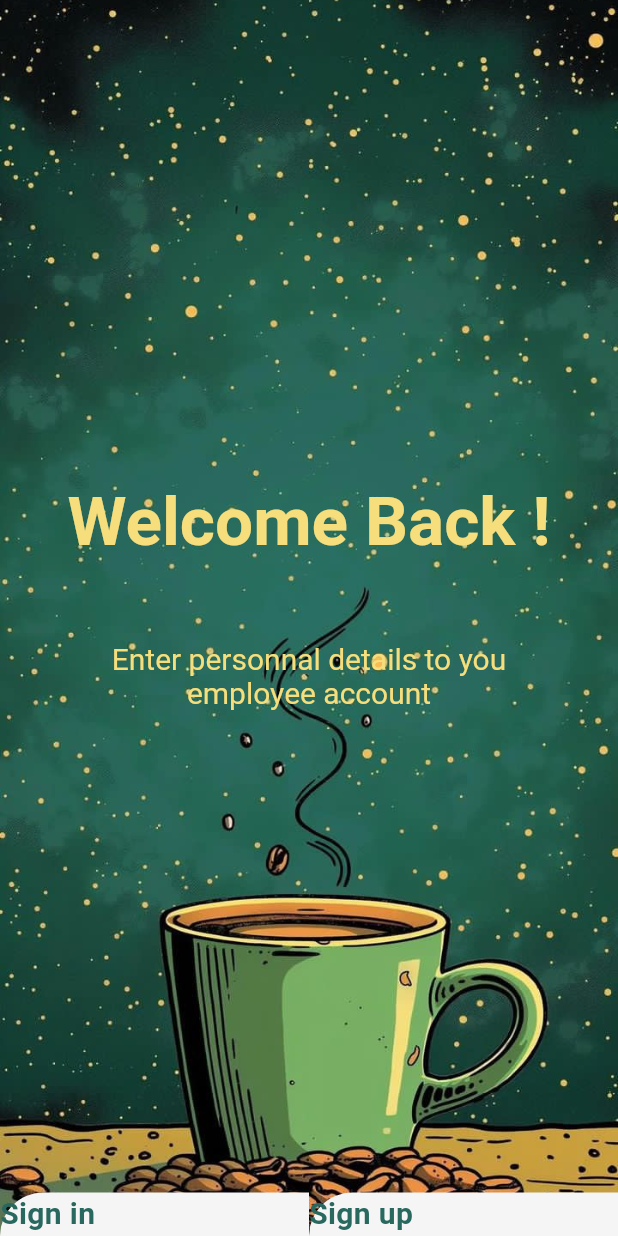
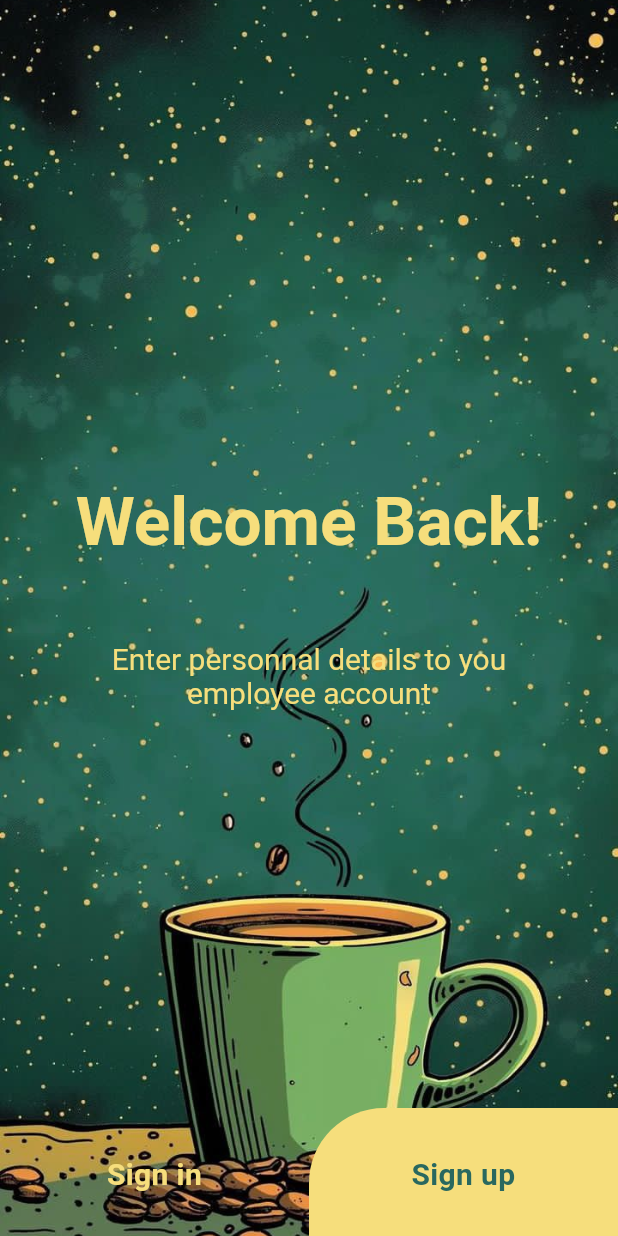
Before and after one commit to KonquerorK/signin-signup-app, a Flutter app: the screen it shows after launch, on a phone screen of 412 x 824 dp. Run offline on Flutter 3.47's test engine with Material 3 defaults, Android fonts, the phone set to English and light mode, and no system bars.

```diff
--- a/analysis_options.yaml
+++ b/analysis_options.yaml
@@ -7,6 +7,7 @@
 
 # The following line activates a set of recommended lints for Flutter apps,
 # packages, and plugins designed to encourage good coding practices.
+
 include: package:flutter_lints/flutter.yaml
 
 linter:
--- a/lib/other/app_string.dart
+++ b/lib/other/app_string.dart
@@ -1,7 +1,7 @@
 class AppStrings {
 
   // For welcome screen
-  static const String welcomeMsg = 'Welcome Back !\n\n';
+  static const String welcomeMsg = 'Welcome Back!\n\n';
   static const String subMsg = 'Enter personnal details to you employee account';
   static const String signin = 'Sign in';
   static const String signup = 'Sign up';
--- a/lib/screens/signin_screen.dart
+++ b/lib/screens/signin_screen.dart
@@ -1,5 +1,8 @@
 import 'package:flutter/material.dart';
 import 'package:login_signin_form/widgets/welcome_scaffold.dart';
+
+import '../other/app_colors.dart';
+import '../other/app_string.dart';
 
 class SignInScreen extends StatelessWidget {
   const SignInScreen({super.key});
@@ -7,7 +10,7 @@ class SignInScreen extends StatelessWidget {
   @override
   Widget build(BuildContext context) {
     return const CustomScaffold(
-      child: Text('Sign in'),
+      child: Text(AppStrings.signin,style: TextStyle(color: AppColors.accentColor),),
     );
   }
 }
--- a/lib/screens/signup_screen.dart
+++ b/lib/screens/signup_screen.dart
@@ -1,4 +1,6 @@
 import 'package:flutter/material.dart';
+import 'package:login_signin_form/other/app_colors.dart';
+import 'package:login_signin_form/other/app_string.dart';
 import 'package:login_signin_form/widgets/welcome_scaffold.dart';
 
 class SignUpScreen extends StatelessWidget {
@@ -8,7 +10,7 @@ class SignUpScreen extends StatelessWidget {
   Widget build(BuildContext context) {
     // return
     return const CustomScaffold(
-      child: Text('Sign up'),
+      child: Text(AppStrings.signup,style: TextStyle(color: AppColors.accentColor),),
     );
   }
 }
--- a/lib/screens/welcome_screen.dart
+++ b/lib/screens/welcome_screen.dart
@@ -1,6 +1,8 @@
 import 'package:flutter/material.dart';
-import 'package:flutter/widgets.dart';
+
 import 'package:login_signin_form/other/app_colors.dart';
+import 'package:login_signin_form/screens/signin_screen.dart';
+import 'package:login_signin_form/screens/signup_screen.dart';
 
 import '../other/app_string.dart';
 import '../widgets/welcome_button.dart';
@@ -31,7 +33,7 @@ class WelcomeScreen extends StatelessWidget {
                       style: TextStyle(
                         fontSize: 45.0,
                         fontWeight: FontWeight.w600,
-                        color: AppColors.primaryColor
+                        color: AppColors.primaryColor,
                       )
                     ),
                     TextSpan(
@@ -54,8 +56,20 @@ class WelcomeScreen extends StatelessWidget {
             alignment: Alignment.bottomRight,
             child: Row(
               children: [
-                Expanded(child: WelcomeButton(buttonText: AppStrings.signin,)),
-                Expanded(child: WelcomeButton(buttonText: AppStrings.signup,)),
+                Expanded(
+                  child: WelcomeButton(
+                    buttonText: AppStrings.signin,
+                    onTap: SignInScreen(),
+                    bgColor: Colors.transparent,
+                    txtColor: AppColors.primaryColor,
+                  )),
+                Expanded(
+                  child: WelcomeButton(
+                    buttonText: AppStrings.signup,
+                    onTap: SignUpScreen(),
+                    bgColor: AppColors.primaryColor,
+                    txtColor: AppColors.secondaryColor,
+                )),
               ],
             ),
           ),
--- a/lib/widgets/welcome_button.dart
+++ b/lib/widgets/welcome_button.dart
@@ -1,33 +1,40 @@
 
 import 'package:flutter/material.dart';
 
-import '../other/app_colors.dart';
-import '../screens/signup_screen.dart';
 
 class WelcomeButton extends StatelessWidget {
   const WelcomeButton({
-    super.key, this.buttonText,
+    super.key, this.buttonText, this.onTap, this.bgColor,
+    this.txtColor,
   });
 
   final String? buttonText;
+  final Widget? onTap;
+  final Color? bgColor, txtColor;
 
   @override
   Widget build(BuildContext context) {
     return GestureDetector(
       onTap: () {
-        Navigator.push(context, MaterialPageRoute(builder: (e)=> SignUpScreen()));
+        Navigator.push(
+          context,
+          MaterialPageRoute(
+            builder: (e)=> onTap!
+        ));
       },
       child: Container(
-        decoration: const BoxDecoration(
-          color: AppColors.backgroundColor,
-          borderRadius: BorderRadius.only(
+        padding: const EdgeInsets.all(30.0),
+        decoration: BoxDecoration(
+          color: bgColor!,
+          borderRadius: const BorderRadius.only(
             topLeft: Radius.circular(50)
           )
         ),
         child: Text(
           buttonText!,
-          style: const TextStyle(
-            color: AppColors.secondaryColor,
+          textAlign: TextAlign.center,
+          style:  TextStyle(
+            color: txtColor!,
             fontSize: 20,
             fontWeight: FontWeight.bold,
           ),
```
Also changed, not shown: lib/themes/themes.dart (added, +75 -0 lines).
